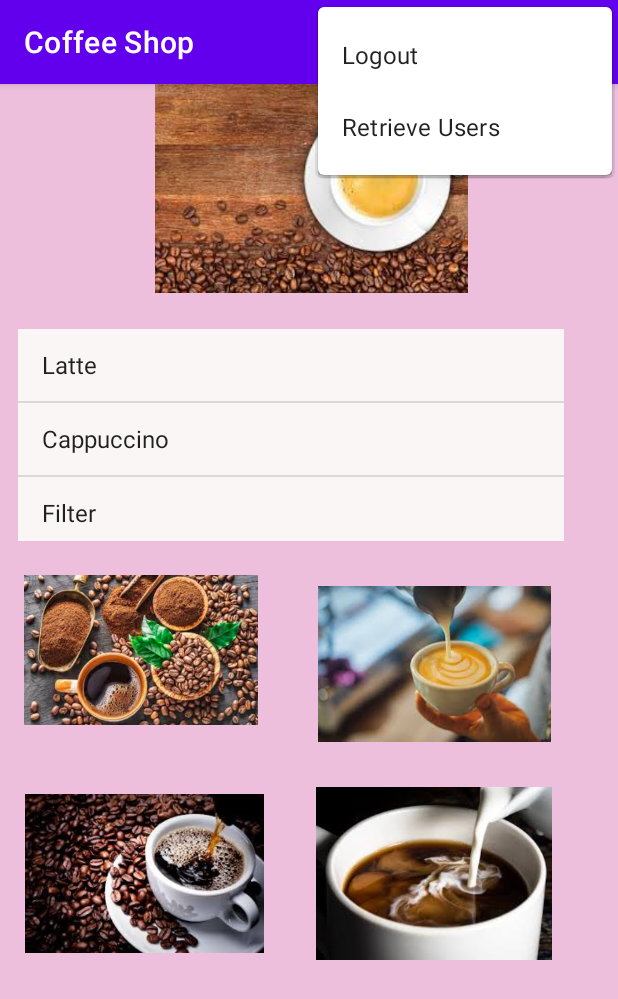
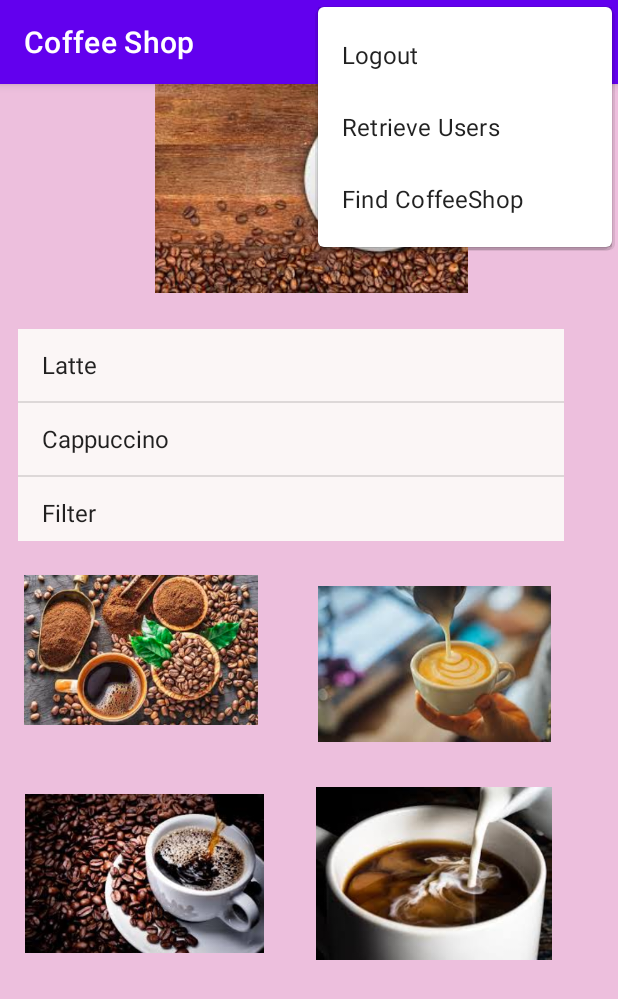
Before and after one commit to NJeanine-creator/Coffeeshop, an Android app: the CoffeeChoose screen opened directly, with no data from a screen before it, with the options menu open, on a phone screen of 412 x 824 dp. Shown: the top 999 px of the screen. Run offline under Robolectric (Android 15) with nearby library versions, the phone set to English and light mode, and no system bars; our stand-ins replace Firebase (no records; nobody signed in at launch, a user with empty details on screens opened directly).

Commit message:
Link classes

```diff
--- a/app/src/main/java/com/example/coffeeshop/adapter/CoffeeListAdapter.java
+++ b/app/src/main/java/com/example/coffeeshop/adapter/CoffeeListAdapter.java
@@ -75,7 +75,7 @@ public class CoffeeListAdapter extends RecyclerView.Adapter<CoffeeListAdapter.Co
             int itemPosition = getLayoutPosition();
             Intent intent = new Intent(mContext, CoffeeDetailActivity.class);
             intent.putExtra("position", itemPosition);
-            intent.putExtra("hotels", Parcels.wrap(mcoffee));
+            intent.putExtra("coffee", Parcels.wrap(mcoffee));
             mContext.startActivity(intent);
         }
     }
--- a/app/src/main/java/com/example/coffeeshop/ui/CoffeeChoose.java
+++ b/app/src/main/java/com/example/coffeeshop/ui/CoffeeChoose.java
@@ -88,6 +88,9 @@ public class CoffeeChoose extends AppCompatActivity {
         } else if (id == R.id.action_saved_events) {
             Intent intent = new Intent(CoffeeChoose.this, FindUserFragment.class);
             startActivity(intent);
+        }else if (id == R.id.action_search_coffeeshop) {
+            Intent intent = new Intent(CoffeeChoose.this, MainActivity.class );
+            startActivity(intent);
         }
 
         return super.onOptionsItemSelected(item);
--- a/app/src/main/res/menu/menu_main.xml
+++ b/app/src/main/res/menu/menu_main.xml
@@ -11,5 +11,11 @@
         android:title="Retrieve Users"
         android:visible="true"
         app:showAsAction="never" />
+    <item
+        android:id="@+id/action_search_coffeeshop"
+        android:title="Find CoffeeShop"
+        android:visible="true"
+        app:showAsAction="never" />
+
 
 </menu>
```
Also changed, not shown: app/src/main/AndroidManifest.xml (+5 -3 lines).
